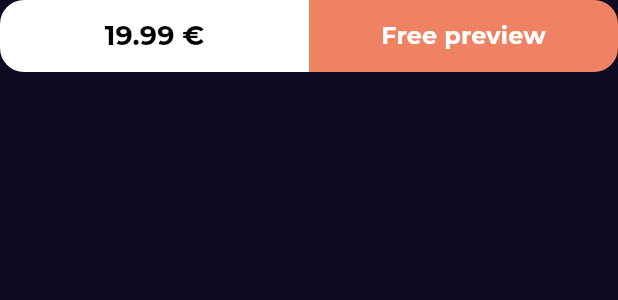
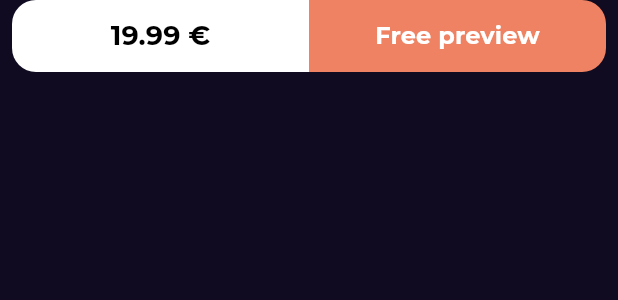
Before and after one commit to Beko0094/bookly_app, a Flutter app: the BookActhions widget shown alone on an empty page, opened directly, on a phone screen of 412 x 824 dp. Shown: the top 300 px of the screen. Run offline on Flutter 3.47's test engine with Material 3 defaults, Android fonts, the phone set to English and light mode, and no system bars; our stand-ins replace flutter_svg, font_awesome_flutter, go_router, google_fonts; network calls fail.

Commit message:
refactor size of sized box and pading for book details view body and book action widget

```diff
--- a/lib/Features/home/presentation/views/widgets/book_actions.dart
+++ b/lib/Features/home/presentation/views/widgets/book_actions.dart
@@ -6,7 +6,9 @@ class BookActhions extends StatelessWidget {
 
   @override
   Widget build(BuildContext context) {
-    return Row(
+    return Padding(
+      padding: const EdgeInsets.symmetric(horizontal: 8.0),
+      child: Row(
         children: [
           Expanded(
             child: const CustomButton(
@@ -14,7 +16,8 @@ class BookActhions extends StatelessWidget {
               btnText: '19.99 €',
               textColor: Colors.black,
               borderRadius: BorderRadius.only(
-                topLeft: Radius.circular(16), bottomLeft: Radius.circular(16)),
+                  topLeft: Radius.circular(16),
+                  bottomLeft: Radius.circular(16)),
             ),
           ),
           Expanded(
@@ -29,6 +32,7 @@ class BookActhions extends StatelessWidget {
             ),
           ),
         ],
+      ),
     );
   }
 }
```
Also changed, not shown: lib/Features/home/presentation/views/widgets/book_details_view_body.dart (+4 -4 lines). Lines whose indentation alone changed are shown as unchanged.
